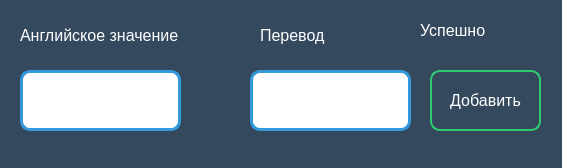
The window that ui/add.ui (Alone0696/english_app) describes before a commit, drawn with Qt 5.
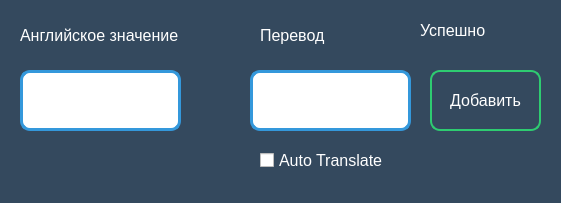
The same window after the commit.

Patch:
```diff
--- a/ui/add.ui
+++ b/ui/add.ui
@@ -6,8 +6,8 @@
    <rect>
     <x>0</x>
     <y>0</y>
-    <width>562</width>
-    <height>168</height>
+    <width>561</width>
+    <height>203</height>
    </rect>
   </property>
   <property name="windowTitle">
@@ -149,6 +149,29 @@
     <string>&lt;html&gt;&lt;head/&gt;&lt;body&gt;&lt;p&gt;&lt;span style=&quot; color:#ffffff;&quot;&gt;Успешно&lt;/span&gt;&lt;/p&gt;&lt;/body&gt;&lt;/html&gt;</string>
    </property>
   </widget>
+  <widget class="QCheckBox" name="checkBox">
+   <property name="geometry">
+    <rect>
+     <x>260</x>
+     <y>150</y>
+     <width>161</width>
+     <height>20</height>
+    </rect>
+   </property>
+   <property name="font">
+    <font>
+     <pointsize>12</pointsize>
+    </font>
+   </property>
+   <property name="styleSheet">
+    <string notr="true">QCheckBox{
+color:white;
+}</string>
+   </property>
+   <property name="text">
+    <string>Auto Translate</string>
+   </property>
+  </widget>
  </widget>
  <resources/>
  <connections/>
```
